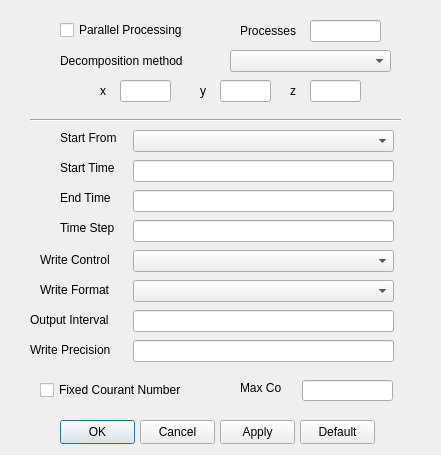
Above: Source/CaseCreator/controlsDialog.ui from cfddose/Splash before the change. Below: the same form after it.
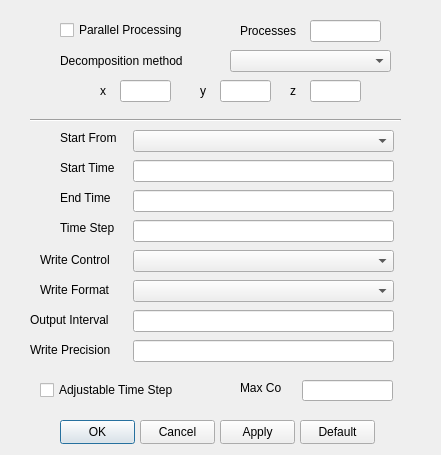
That is the form after the change.

What changed in the file:
```diff
--- a/Source/CaseCreator/controlsDialog.ui
+++ b/Source/CaseCreator/controlsDialog.ui
@@ -400,7 +400,7 @@
     </rect>
    </property>
    <property name="text">
-    <string>Fixed Courant Number</string>
+    <string>Adjustable Time Step</string>
    </property>
   </widget>
   <widget class="QLabel" name="label_14">
```
Left out of the diff: 2 changed lines with no effect on the pictures.
